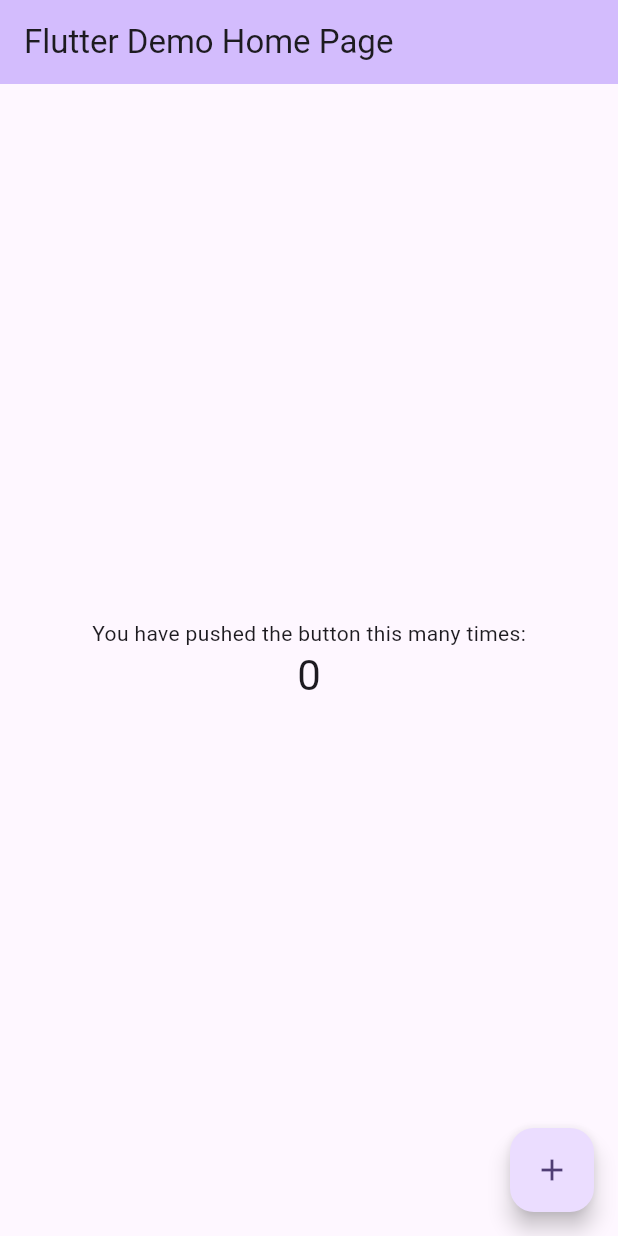
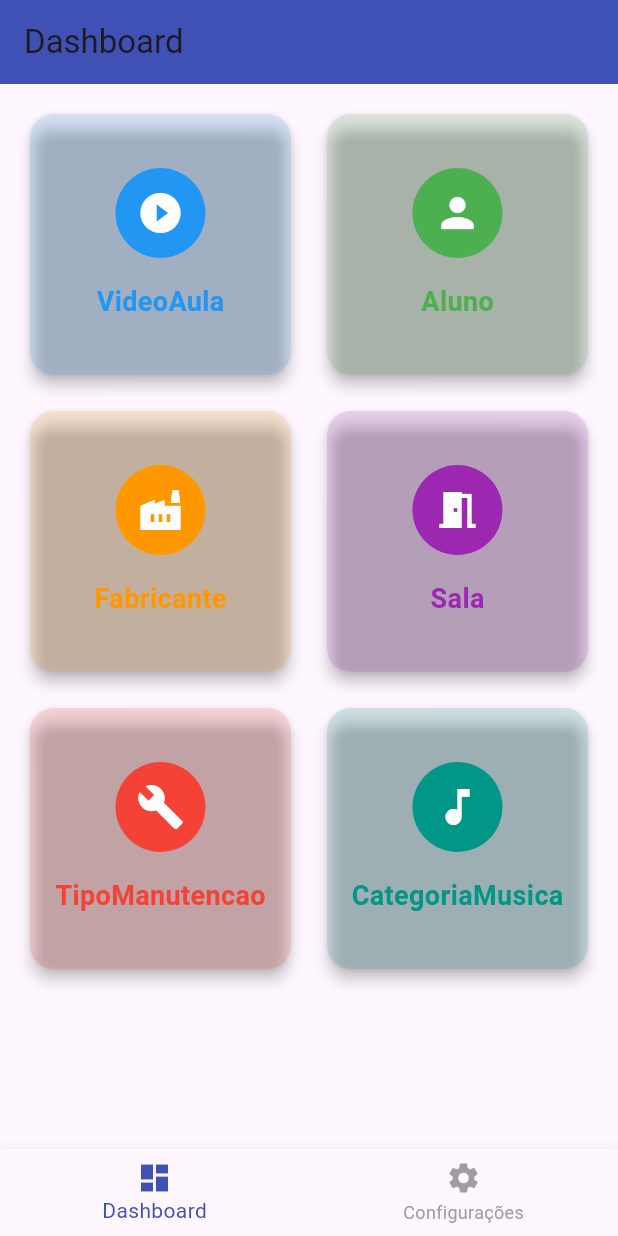
Before and after one commit to isqdev/pagil-flutter, a Flutter app: the screen it shows after launch, on a phone screen of 412 x 824 dp. Run offline on Flutter 3.47's test engine with Material 3 defaults, Android fonts, the phone set to English and light mode, and no system bars.

Commit message:
feat(dashboard): criacao dashboard

```diff
--- a/lib/main.dart
+++ b/lib/main.dart
@@ -1,4 +1,5 @@
 import 'package:flutter/material.dart';
+import 'telas/tela_dashboard.dart';
 
 void main() {
   runApp(const MyApp());
@@ -30,7 +31,7 @@
         // tested with just a hot reload.
         colorScheme: ColorScheme.fromSeed(seedColor: Colors.deepPurple),
       ),
-      home: const MyHomePage(title: 'Flutter Demo Home Page'),
+      home: TelaDashboard(),
     );
   }
 }
--- a/lib/telas/tela_dashboard.dart
+++ b/lib/telas/tela_dashboard.dart
@@ -1 +1,85 @@
-dashboard
+import 'package:flutter/material.dart';
+
+class TelaDashboard extends StatelessWidget {
+  final List<_DashboardOption> options = [
+    _DashboardOption('VideoAula', Icons.play_circle_fill, Colors.blue),
+    _DashboardOption('Aluno', Icons.person, Colors.green),
+    _DashboardOption('Fabricante', Icons.factory, Colors.orange),
+    _DashboardOption('Sala', Icons.meeting_room, Colors.purple),
+    _DashboardOption('TipoManutencao', Icons.build, Colors.red),
+    _DashboardOption('CategoriaMusica', Icons.music_note, Colors.teal),
+  ];
+
+  @override
+  Widget build(BuildContext context) {
+    return Scaffold(
+      appBar: AppBar(
+        title: Text('Dashboard'),
+        backgroundColor: Colors.indigo,
+      ),
+      body: Padding(
+        padding: const EdgeInsets.all(16.0),
+        child: GridView.count(
+          crossAxisCount: 2,
+          crossAxisSpacing: 16,
+          mainAxisSpacing: 16,
+          children: options.map((option) {
+            return GestureDetector(
+              onTap: () {
+                // Navegação ou ação ao clicar
+              },
+              child: Card(
+                elevation: 4,
+                shape: RoundedRectangleBorder(
+                  borderRadius: BorderRadius.circular(16),
+                ),
+                color: option.color.withOpacity(0.15),
+                child: Column(
+                  mainAxisAlignment: MainAxisAlignment.center,
+                  children: [
+                    CircleAvatar(
+                      backgroundColor: option.color,
+                      radius: 30,
+                      child: Icon(option.icon, color: Colors.white, size: 32),
+                    ),
+                    SizedBox(height: 16),
+                    Text(
+                      option.title,
+                      style: TextStyle(
+                        fontSize: 18,
+                        fontWeight: FontWeight.bold,
+                        color: option.color,
+                      ),
+                    ),
+                  ],
+                ),
+              ),
+            );
+          }).toList(),
+        ),
+      ),
+      bottomNavigationBar: BottomNavigationBar(
+        selectedItemColor: Colors.indigo,
+        unselectedItemColor: Colors.grey,
+        items: [
+          BottomNavigationBarItem(
+            icon: Icon(Icons.dashboard),
+            label: 'Dashboard',
+          ),
+          BottomNavigationBarItem(
+            icon: Icon(Icons.settings),
+            label: 'Configurações',
+          ),
+        ],
+      ),
+    );
+  }
+}
+
+class _DashboardOption {
+  final String title;
+  final IconData icon;
+  final Color color;
+
+  _DashboardOption(this.title, this.icon, this.color);
+}
```
